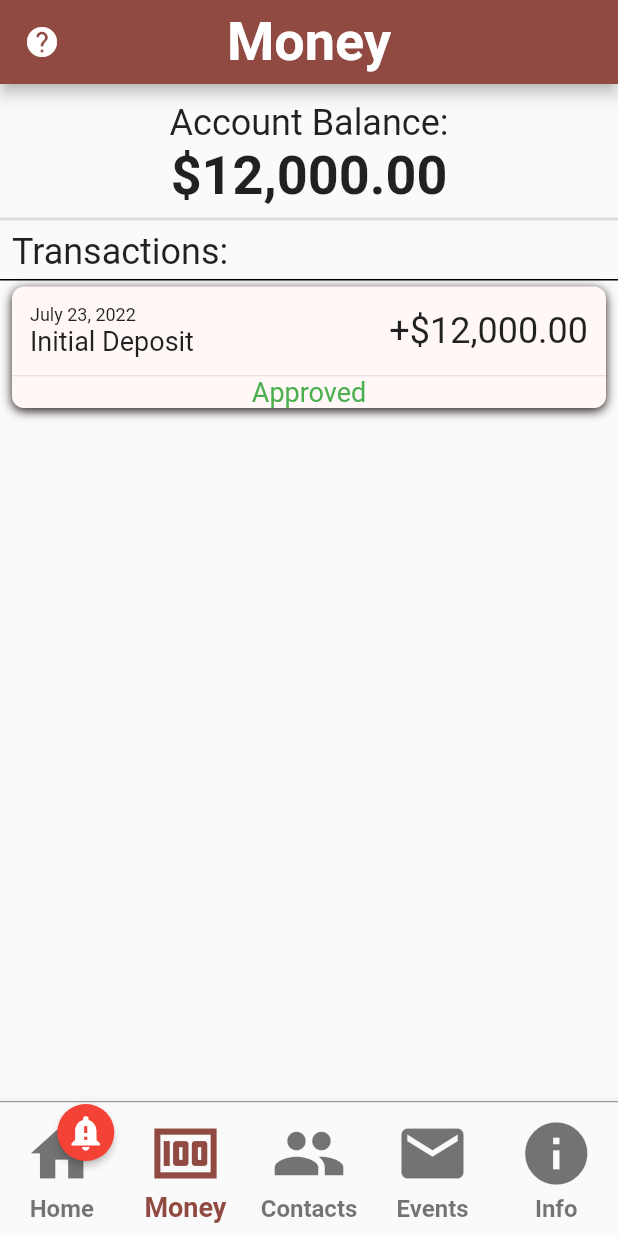
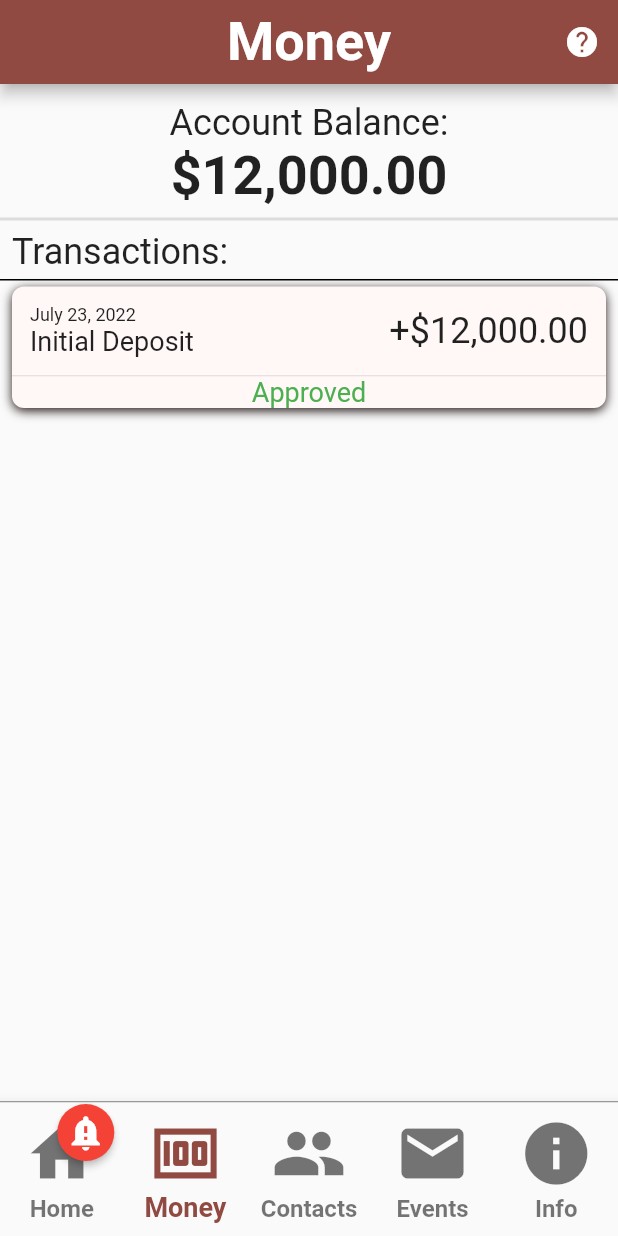
Before and after one commit to Blaemerson/Project-Mercury, a Flutter app: the screen it shows once a user with an empty profile is signed in, item 2 of the bottom bar chosen, after a tap on the "help" icon, on a phone screen of 412 x 824 dp. Run offline on Flutter 3.47's test engine with Material 2 defaults, Android fonts, the phone set to English and light mode, and no system bars; drawn by our look-alikes of badges, showcaseview; our stand-ins replace audioplayers, cloud_firestore, firebase_analytics, firebase_auth, firebase_core, flutter_speed_dial and 2 more; missing offline and left inert: flutterfire_ui, tutorial_coach_mark; accounts and stored records are empty.

Commit message:
testing tutorialCoachMark

```diff
--- a/lib/main.dart
+++ b/lib/main.dart
@@ -10,7 +10,6 @@ import 'package:projectmercury/resources/locator.dart';
 import 'package:projectmercury/screens/welcome_screen.dart';
 import 'package:projectmercury/screens/navigation_screen.dart';
 import 'package:provider/provider.dart';
-import 'package:showcaseview/showcaseview.dart';
 
 void main() async {
   WidgetsFlutterBinding.ensureInitialized();
@@ -68,11 +67,7 @@ class MyApp extends StatelessWidget {
               _analytics.setCurrentScreen('/home');
               return ChangeNotifierProvider.value(
                 value: locator.get<EventController>(),
-                child: ShowCaseWidget(
-                  builder: Builder(
-                    builder: (context) => const NavigationScreen(),
-                  ),
-                ),
+                child: const NavigationScreen(),
               );
             } else if (snapshot.hasError) {
               return Center(
--- a/lib/pages/homePage/home_page.dart
+++ b/lib/pages/homePage/home_page.dart
@@ -6,6 +6,7 @@ import 'package:projectmercury/pages/homePage/room.dart';
 import 'package:projectmercury/pages/storePage/receipt_page.dart';
 import 'package:projectmercury/resources/event_controller.dart';
 import 'package:projectmercury/resources/locator.dart';
+import 'package:projectmercury/resources/tutorial.dart';
 import 'package:projectmercury/utils/utils.dart';
 import 'package:provider/provider.dart';
 
@@ -20,11 +21,13 @@ class _HomePageState extends State<HomePage> {
   @override
   Widget build(BuildContext context) {
     Room? _currentRoom = locator.get<EventController>().currentRoom;
+    Tutorial _tutorial = locator.get<Tutorial>();
     const _homeLayout = FloorPlan();
 
     return Scaffold(
       body: Center(
         child: FittedBox(
+          key: _tutorial.homeViewKey,
           child: _currentRoom ?? _homeLayout,
         ),
       ),
@@ -51,6 +54,7 @@ class _HomePageState extends State<HomePage> {
                   ),
                   ignorePointer: true,
                   child: SpeedDial(
+                    key: _tutorial.hpKey1,
                     childPadding: const EdgeInsets.symmetric(vertical: 0),
                     visible: event.session != 0 ? true : false,
                     animatedIcon: AnimatedIcons.menu_close,
@@ -175,6 +179,7 @@ class _HomePageState extends State<HomePage> {
             ),
             // button on bottom-right: opens store page.
             FloatingActionButton(
+              key: _tutorial.hpKey2,
               heroTag: null,
               child: const Icon(Icons.storefront, size: 42),
               onPressed: () {
--- a/lib/resources/event_controller.dart
+++ b/lib/resources/event_controller.dart
@@ -11,6 +11,10 @@ import 'locator.dart';
 
 class EventController with ChangeNotifier {
   final FirestoreMethods _firestore = locator.get<FirestoreMethods>();
+
+  int _currentPage = 0;
+  int get currentPage => _currentPage;
+  set currentPage(int page) => _currentPage = page;
 
   Room? _currentRoom;
   Room? get currentRoom => _currentRoom;
--- a/lib/resources/locator.dart
+++ b/lib/resources/locator.dart
@@ -4,6 +4,7 @@ import 'package:projectmercury/resources/auth_methods.dart';
 import 'package:projectmercury/resources/event_controller.dart';
 import 'package:projectmercury/resources/firestore_methods.dart';
 import 'package:projectmercury/resources/time_controller.dart';
+import 'package:projectmercury/resources/tutorial.dart';
 
 final locator = GetIt.instance;
 
@@ -18,4 +19,6 @@ void setupLocator() {
   locator.registerLazySingleton<TimerController>(() => TimerController());
   //methods associated with badges
   locator.registerLazySingleton<EventController>(() => EventController());
+  //methods associated with tutorial
+  locator.registerLazySingleton<Tutorial>(() => Tutorial());
 }
--- /dev/null
+++ b/lib/resources/tutorial.dart
@@ -0,0 +1,240 @@
+import 'package:flutter/material.dart';
+import 'package:tutorial_coach_mark/tutorial_coach_mark.dart';
+
+class Tutorial {
+  late TutorialCoachMark tutorialCoachMark;
+  List<TargetFocus> targets = [];
+
+  final navBarKey = GlobalKey();
+  final navItemKey1 = GlobalKey();
+  final navItemKey2 = GlobalKey();
+  final navItemKey3 = GlobalKey();
+  final navItemKey4 = GlobalKey();
+  final navItemKey5 = GlobalKey();
+  final homeViewKey = GlobalKey();
+  final hpKey1 = GlobalKey();
+  final hpKey2 = GlobalKey();
+
+  Widget _tutorialDescription(String desc) {
+    return Column(
+      children: [
+        Container(
+          decoration: const BoxDecoration(
+            color: Colors.white,
+            borderRadius: BorderRadius.all(Radius.circular(8)),
+          ),
+          child: Padding(
+            padding: const EdgeInsets.all(8),
+            child: Text(
+              desc,
+              textAlign: TextAlign.center,
+              style: const TextStyle(
+                fontSize: 24,
+                fontWeight: FontWeight.bold,
+              ),
+            ),
+          ),
+        ),
+      ],
+    );
+  }
+
+  void showTutorial(BuildContext context) {
+    initTargets();
+    tutorialCoachMark = TutorialCoachMark(
+      context,
+      targets: targets,
+      textSkip: "SKIP",
+      paddingFocus: 10,
+      opacityShadow: 0.8,
+      focusAnimationDuration: const Duration(milliseconds: 0),
+      unFocusAnimationDuration: const Duration(milliseconds: 0),
+      pulseEnable: false,
+      onFinish: () {
+        debugPrint("finish");
+      },
+      onClickTarget: (target) {
+        debugPrint('onClickTarget: $target');
+      },
+      onClickTargetWithTapPosition: (target, tapDetails) {
+        debugPrint("target: $target");
+        debugPrint(
+            "clicked at position local: ${tapDetails.localPosition} - global: ${tapDetails.globalPosition}");
+      },
+      onClickOverlay: (target) {
+        debugPrint('onClickOverlay: $target');
+      },
+      onSkip: () {
+        debugPrint("skip");
+      },
+    )..show();
+  }
+
+  void initTargets() {
+    targets.clear();
+    targets.add(
+      TargetFocus(
+        identify: "navBar",
+        keyTarget: navBarKey,
+        alignSkip: Alignment.topRight,
+        enableOverlayTab: true,
+        shape: ShapeLightFocus.RRect,
+        contents: [
+          TargetContent(
+            align: ContentAlign.top,
+            builder: (context, controller) {
+              return _tutorialDescription(
+                'This is the navigation bar. Tap on the tabs to navigate to each page.',
+              );
+            },
+          ),
+        ],
+      ),
+    );
+    targets.add(
+      TargetFocus(
+        identify: "navBarItem1",
+        keyTarget: navItemKey1,
+        alignSkip: Alignment.topRight,
+        enableOverlayTab: true,
+        paddingFocus: 24,
+        contents: [
+          TargetContent(
+            align: ContentAlign.top,
+            builder: (context, controller) {
+              return _tutorialDescription(
+                'Tap here to go to the home page.',
+              );
+            },
+          ),
+        ],
+      ),
+    );
+    targets.add(
+      TargetFocus(
+        identify: "homeView",
+        keyTarget: homeViewKey,
+        alignSkip: Alignment.topRight,
+        enableOverlayTab: true,
+        shape: ShapeLightFocus.RRect,
+        contents: [
+          TargetContent(
+            builder: (context, controller) {
+              return _tutorialDescription(
+                'This is your home. Your goal is to furnish it.',
+              );
+            },
+          ),
+        ],
+      ),
+    );
+    targets.add(
+      TargetFocus(
+        identify: "roomSelect",
+        keyTarget: hpKey1,
+        alignSkip: Alignment.topRight,
+        enableOverlayTab: true,
+        contents: [
+          TargetContent(
+            align: ContentAlign.right,
+            builder: (context, controller) {
+              return _tutorialDescription(
+                'Tap here to switch to different rooms.',
+              );
+            },
+          ),
+        ],
+      ),
+    );
+    targets.add(
+      TargetFocus(
+        identify: "purchaseHistory",
+        keyTarget: hpKey2,
+        alignSkip: Alignment.topRight,
+        enableOverlayTab: true,
+        contents: [
+          TargetContent(
+            align: ContentAlign.left,
+            builder: (context, controller) {
+              return _tutorialDescription(
+                'Tap here see your purchase history.',
+              );
+            },
+          ),
+        ],
+      ),
+    );
+    targets.add(
+      TargetFocus(
+        identify: "keyNavBarItem2",
+        keyTarget: navItemKey2,
+        alignSkip: Alignment.topRight,
+        enableOverlayTab: true,
+        contents: [
+          TargetContent(
+            align: ContentAlign.top,
+            builder: (context, controller) {
+              return _tutorialDescription(
+                'Tap here to go to the money page.',
+              );
+            },
+          ),
+        ],
+      ),
+    );
+    targets.add(
+      TargetFocus(
+        identify: "keyNavBarItem3",
+        keyTarget: navItemKey3,
+        alignSkip: Alignment.topRight,
+        enableOverlayTab: true,
+        contents: [
+          TargetContent(
+            align: ContentAlign.top,
+            builder: (context, controller) {
+              return _tutorialDescription(
+                'Tap here to go to the contacts page.',
+              );
+            },
+          ),
+        ],
+      ),
+    );
+    targets.add(
+      TargetFocus(
+        identify: "keyNavBarItem4",
+        keyTarget: navItemKey4,
+        alignSkip: Alignment.topRight,
+        enableOverlayTab: true,
+        contents: [
+          TargetContent(
+            align: ContentAlign.top,
+            builder: (context, controller) {
+              return _tutorialDescription(
+                'Tap here to go to the events page.',
+              );
+            },
+          ),
+        ],
+      ),
+    );
+    targets.add(
+      TargetFocus(
+        identify: "keyNavBarItem5",
+        keyTarget: navItemKey5,
+        alignSkip: Alignment.topRight,
+        enableOverlayTab: true,
+        contents: [
+          TargetContent(
+            align: ContentAlign.top,
+            builder: (context, controller) {
+              return _tutorialDescription(
+                'Tap here to go to the info page.',
+              );
+            },
+          ),
+        ],
+      ),
+    );
+  }
+}
--- a/lib/screens/navigation_screen.dart
+++ b/lib/screens/navigation_screen.dart
@@ -7,11 +7,11 @@ import 'package:projectmercury/resources/event_controller.dart';
 import 'package:projectmercury/resources/firestore_methods.dart';
 import 'package:projectmercury/resources/locator.dart';
 import 'package:projectmercury/resources/time_controller.dart';
+import 'package:projectmercury/resources/tutorial.dart';
 import 'package:provider/provider.dart';
 import 'package:projectmercury/pages/homePage/home_page.dart';
 import 'package:projectmercury/pages/infoPage/info_page.dart';
 import 'package:projectmercury/pages/moneyPage/money_page.dart';
-import 'package:showcaseview/showcaseview.dart';
 
 class NavigationScreen extends StatefulWidget {
   const NavigationScreen({Key? key}) : super(key: key);
@@ -24,14 +24,6 @@ class _NavigationScreenState extends State<NavigationScreen> {
   final AnalyticsMethods _analytics = locator.get<AnalyticsMethods>();
   final TimerController _timer = locator.get<TimerController>();
 
-  final _key0 = GlobalKey();
-  final _key1 = GlobalKey();
-  final _key2 = GlobalKey();
-  final _key3 = GlobalKey();
-  final _key4 = GlobalKey();
-  final _key5 = GlobalKey();
-
-  int _pageSelected = 0;
   List<Widget> pages = const [
     HomePage(),
     MoneyPage(),
@@ -50,7 +42,7 @@ class _NavigationScreenState extends State<NavigationScreen> {
   void onNavTapped(int index) {
     setState(() {
       _analytics.setCurrentScreen(pageTitles[index]);
-      _pageSelected = index;
+      locator.get<EventController>().currentPage = index;
     });
   }
 
@@ -71,16 +63,19 @@ class _NavigationScreenState extends State<NavigationScreen> {
   @override
   Widget build(BuildContext context) {
     Navigator.canPop(context) ? Navigator.pop(context) : null;
+    int _pageSelected = locator.get<EventController>().currentPage;
+    Tutorial _tutorial = locator.get<Tutorial>();
     return Scaffold(
       appBar: AppBar(
         title: Text(pageTitles[_pageSelected]),
-        leading: IconButton(
+        actions: [
+          IconButton(
             onPressed: () => setState(() {
-            ShowCaseWidget.of(context)
-                .startShowCase([_key0, _key1, _key2, _key3, _key4, _key5]);
+              _tutorial.showTutorial(context);
             }),
             icon: const Icon(Icons.help_rounded),
           ),
+        ],
       ),
       body: AnimatedSwitcher(
         duration: const Duration(milliseconds: 100),
@@ -97,12 +92,8 @@ class _NavigationScreenState extends State<NavigationScreen> {
         ),
         child: Consumer<EventController>(
           builder: (_, event, __) {
-            return Showcase(
-              key: _key0,
-              description: 'This is the navigation bar.',
-              overlayPadding: const EdgeInsets.all(8),
-              showArrow: false,
-              child: BottomNavigationBar(
+            return BottomNavigationBar(
+              key: _tutorial.navBarKey,
               currentIndex: _pageSelected,
               iconSize: 50,
               showUnselectedLabels: true,
@@ -117,11 +108,8 @@ class _NavigationScreenState extends State<NavigationScreen> {
               ),
               items: [
                 BottomNavigationBarItem(
-                    icon: Showcase(
-                      key: _key1,
-                      description: 'This is the home page.',
-                      overlayPadding: const EdgeInsets.fromLTRB(12, 10, 12, 28),
-                      child: Badge(
+                  icon: Badge(
+                    key: _tutorial.navItemKey1,
                     showBadge: event.showBadge[0],
                     badgeContent: Icon(
                       Icons.notification_important,
@@ -130,15 +118,11 @@ class _NavigationScreenState extends State<NavigationScreen> {
                     ),
                     child: const Icon(Icons.home),
                   ),
-                    ),
                   label: pageTitles[0],
                 ),
                 BottomNavigationBarItem(
-                    icon: Showcase(
-                      key: _key2,
-                      description: 'This is the money page.',
-                      overlayPadding: const EdgeInsets.fromLTRB(12, 10, 12, 28),
-                      child: Badge(
+                  icon: Badge(
+                    key: _tutorial.navItemKey2,
                     showBadge: event.showBadge[1],
                     badgeContent: Icon(
                       Icons.notification_important,
@@ -147,15 +131,11 @@ class _NavigationScreenState extends State<NavigationScreen> {
                     ),
                     child: const Icon(Icons.money),
                   ),
-                    ),
                   label: pageTitles[1],
                 ),
                 BottomNavigationBarItem(
-                    icon: Showcase(
-                      key: _key3,
-                      description: 'This is the contacts page.',
-                      overlayPadding: const EdgeInsets.fromLTRB(12, 10, 12, 28),
-                      child: Badge(
+                  icon: Badge(
+                    key: _tutorial.navItemKey3,
                     showBadge: event.showBadge[2],
                     badgeContent: Icon(
                       Icons.notification_important,
@@ -164,15 +144,11 @@ class _NavigationScreenState extends State<NavigationScreen> {
                     ),
                     child: const Icon(Icons.people),
                   ),
-                    ),
                   label: pageTitles[2],
                 ),
                 BottomNavigationBarItem(
-                    icon: Showcase(
-                      key: _key4,
-                      description: 'This is the events page.',
-                      overlayPadding: const EdgeInsets.fromLTRB(12, 10, 12, 28),
-                      child: Badge(
+                  icon: Badge(
+                    key: _tutorial.navItemKey4,
                     showBadge: event.showBadge[3],
                     badgeContent: Icon(
                       Icons.notification_important,
@@ -181,15 +157,11 @@ class _NavigationScreenState extends State<NavigationScreen> {
                     ),
                     child: const Icon(Icons.mail),
                   ),
-                    ),
                   label: pageTitles[3],
                 ),
                 BottomNavigationBarItem(
-                    icon: Showcase(
-                      key: _key5,
-                      description: 'This is the info page.',
-                      overlayPadding: const EdgeInsets.fromLTRB(12, 10, 12, 28),
-                      child: Badge(
+                  icon: Badge(
+                    key: _tutorial.navItemKey5,
                     showBadge: event.showBadge[4],
                     badgeContent: Icon(
                       Icons.notification_important,
@@ -198,12 +170,10 @@ class _NavigationScreenState extends State<NavigationScreen> {
                     ),
                     child: const Icon(Icons.info),
                   ),
-                    ),
                   label: pageTitles[4],
                 ),
               ],
               onTap: onNavTapped,
-              ),
             );
           },
         ),
--- a/lib/utils/global_variables.dart
+++ b/lib/utils/global_variables.dart
@@ -1,3 +1,5 @@
+import 'package:flutter/cupertino.dart';
+
 import '../models/transaction.dart';
 
 //Event setting
@@ -11,3 +13,5 @@ Transaction initialTransaction = Transaction(
   timeStamp: DateTime.now(),
   state: TransactionState.approved,
 );
+
+final homeKey = GlobalKey();
--- a/pubspec.yaml
+++ b/pubspec.yaml
@@ -43,6 +43,7 @@ dependencies:
   provider: ^6.0.2
   shared_preferences: ^2.0.15
   showcaseview: ^1.1.7
+  tutorial_coach_mark: ^1.2.3
   uuid: ^3.0.6
 
 dev_dependencies:
```
Also changed, not shown: pubspec.lock. Lines whose indentation alone changed are shown as unchanged.
